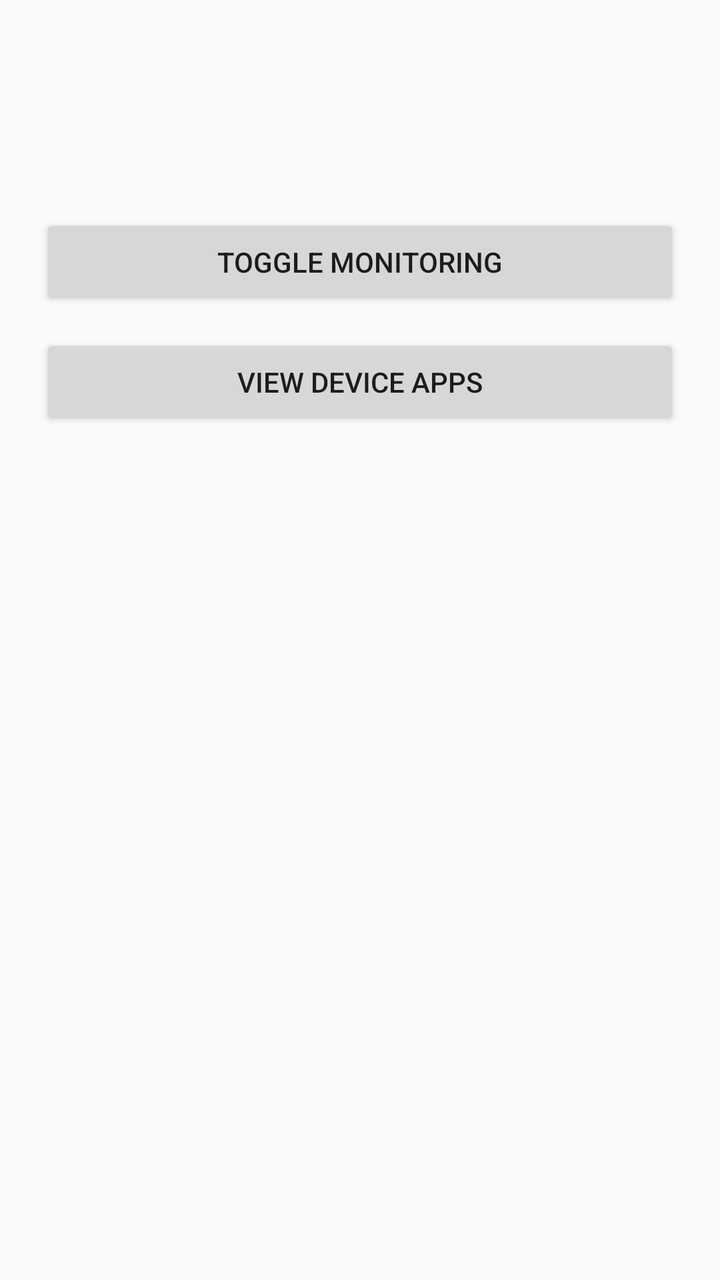
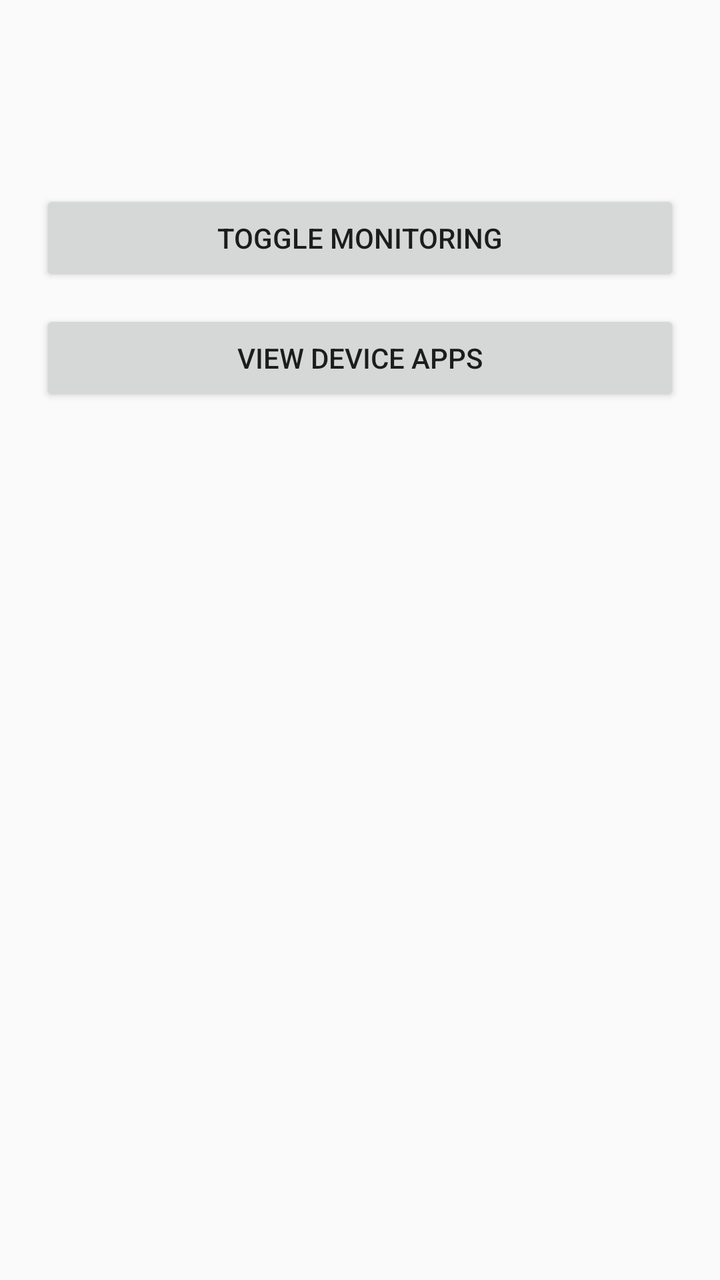

Two renders of the same Android screen: before a commit and after it. Below are the layout's source before the change and the commit's diff.
<!-- AndroidManifest.xml: application theme Theme.AppCompat.Light.DarkActionBar -->
<!-- res/layout/activity_dashboard.xml -->
<?xml version="1.0" encoding="utf-8"?>
<LinearLayout xmlns:android="http://schemas.android.com/apk/res/android"
    android:layout_width="match_parent"
    android:layout_height="match_parent"
    android:orientation="vertical"
    android:padding="20dp">

    <TextView
        android:id="@+id/tv_title"
        android:layout_width="match_parent"
        android:layout_height="wrap_content"
        android:textSize="22sp"
        android:textStyle="bold"
        android:paddingBottom="12dp" />

    <TextView
        android:id="@+id/tv_status"
        android:layout_width="match_parent"
        android:layout_height="wrap_content"
        android:textSize="16sp"
        android:paddingBottom="24dp" />

    <Button
        android:id="@+id/btn_toggle"
        android:layout_width="match_parent"
        android:layout_height="wrap_content"
        android:text="Toggle Monitoring" />

    <Button
        android:id="@+id/btn_open_web"
        android:layout_width="match_parent"
        android:layout_height="wrap_content"
        android:text="View Device Apps"
        android:layout_marginTop="12dp" />

</LinearLayout>
<!-- resources referenced by this layout -->
<resources>

</resources>

<!-- the commit's change to res/layout/activity_dashboard.xml (unified diff, before → after) -->
@@ -18,7 +18,16 @@
         android:layout_width="match_parent"
         android:layout_height="wrap_content"
         android:textSize="16sp"
-        android:paddingBottom="24dp" />
+        android:paddingBottom="12dp" />
+
+    <TextView
+        android:id="@+id/tv_dropped"
+        android:layout_width="match_parent"
+        android:layout_height="wrap_content"
+        android:textSize="14sp"
+        android:textColor="#B00020"
+        android:visibility="gone"
+        android:paddingBottom="12dp" />
 
     <Button
         android:id="@+id/btn_toggle"
